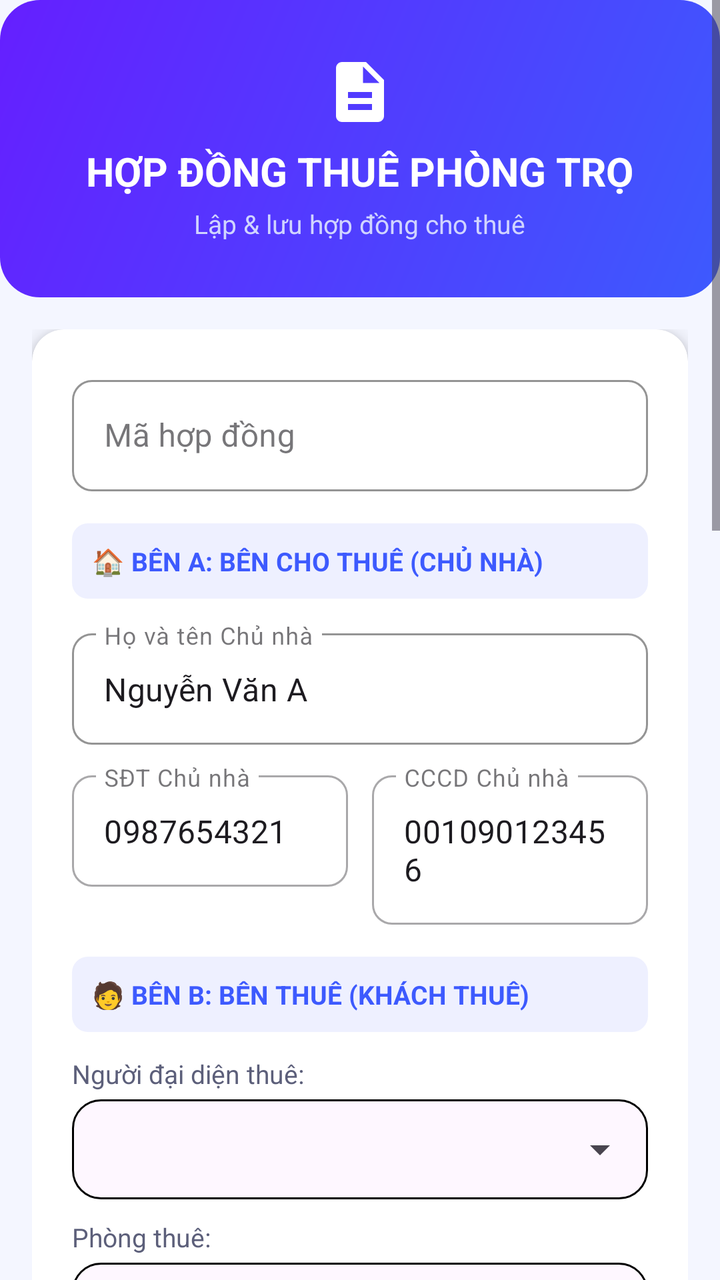
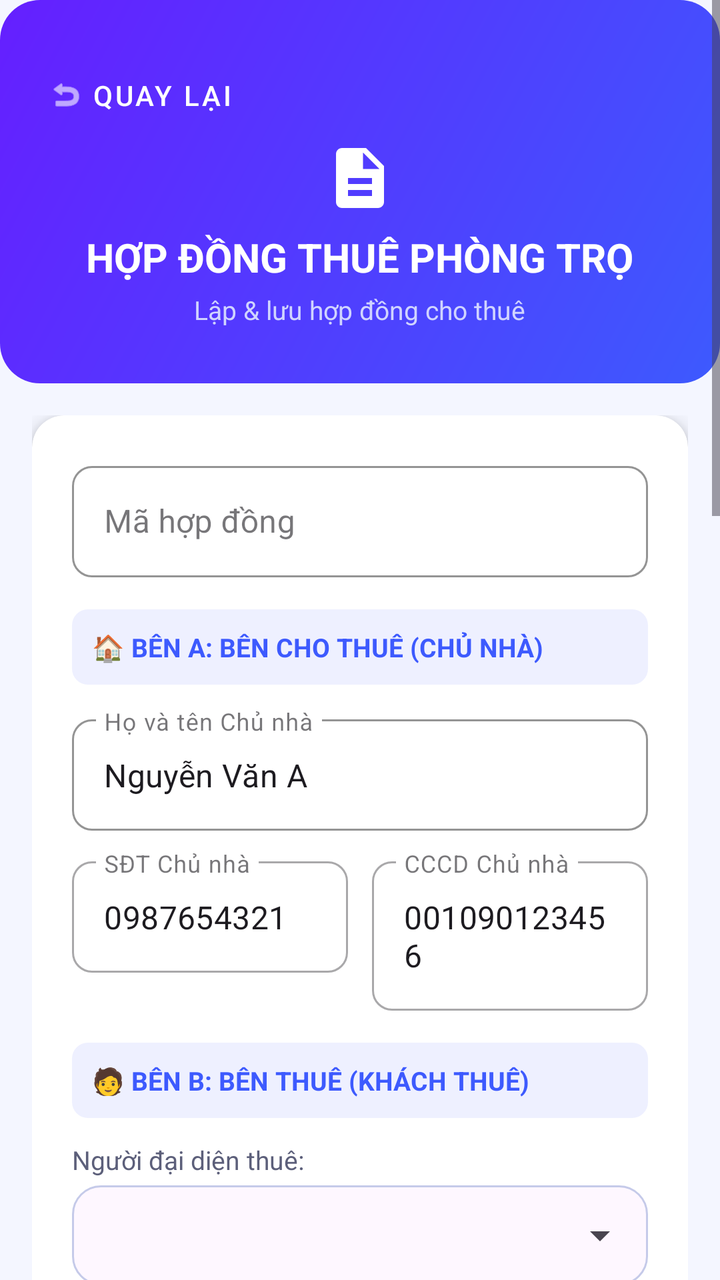

Two renders of the same Android screen: before a commit and after it. Below are the layout's source before the change and the commit's diff.
<!-- AndroidManifest.xml: application theme Theme.Detai1 -->
<!-- res/layout/giaodienhopdong.xml -->
<?xml version="1.0" encoding="utf-8"?>
<ScrollView xmlns:android="http://schemas.android.com/apk/res/android"
    xmlns:app="http://schemas.android.com/apk/res-auto"
    android:layout_width="match_parent"
    android:layout_height="match_parent"
    android:background="@color/bg_page">

    <LinearLayout
        android:layout_width="match_parent"
        android:layout_height="wrap_content"
        android:orientation="vertical">

        
        <LinearLayout
            android:layout_width="match_parent"
            android:layout_height="wrap_content"
            android:orientation="vertical"
            android:gravity="center"
            android:background="@drawable/bg_header_card_gradient"
            android:paddingHorizontal="20dp"
            android:paddingTop="28dp"
            android:paddingBottom="28dp">

            <ImageView
                android:layout_width="36dp"
                android:layout_height="36dp"
                android:src="@drawable/ic_contract"
                app:tint="#FFFFFF"
                android:layout_marginBottom="8dp"/>

            <TextView
                android:layout_width="wrap_content"
                android:layout_height="wrap_content"
                android:text="HỢP ĐỒNG THUÊ PHÒNG TRỌ"
                android:textSize="20sp"
                android:textStyle="bold"
                android:textColor="#FFFFFF"/>

            <TextView
                android:layout_width="wrap_content"
                android:layout_height="wrap_content"
                android:text="Lập &amp; lưu hợp đồng cho thuê"
                android:textSize="13sp"
                android:textColor="#D0D4FF"
                android:layout_marginTop="4dp"/>
        </LinearLayout>

        <LinearLayout
            android:layout_width="match_parent"
            android:layout_height="wrap_content"
            android:orientation="vertical"
            android:padding="16dp">

            
            <androidx.cardview.widget.CardView
                android:layout_width="match_parent"
                android:layout_height="wrap_content"
                app:cardCornerRadius="16dp"
                app:cardElevation="6dp"
                android:layout_marginBottom="16dp"
                app:cardBackgroundColor="@color/bg_card">

                <LinearLayout
                    android:layout_width="match_parent"
                    android:layout_height="wrap_content"
                    android:orientation="vertical"
                    android:padding="20dp">

                    <com.google.android.material.textfield.TextInputLayout
                        style="@style/Widget.MaterialComponents.TextInputLayout.OutlinedBox"
                        android:layout_width="match_parent"
                        android:layout_height="wrap_content"
                        android:layout_marginBottom="16dp"
                        android:hint="Mã hợp đồng"
                        app:boxCornerRadiusTopStart="10dp"
                        app:boxCornerRadiusTopEnd="10dp"
                        app:boxCornerRadiusBottomStart="10dp"
                        app:boxCornerRadiusBottomEnd="10dp"
                        app:boxStrokeColor="@color/primary">

                        <com.google.android.material.textfield.TextInputEditText
                            android:id="@+id/txtmahopdong"
                            android:layout_width="match_parent"
                            android:layout_height="wrap_content"/>
                    </com.google.android.material.textfield.TextInputLayout>

                    
                    <LinearLayout
                        android:layout_width="match_parent"
                        android:layout_height="wrap_content"
                        android:orientation="horizontal"
                        android:gravity="center_vertical"
                        android:background="@drawable/bg_section_header"
                        android:padding="10dp"
                        android:layout_marginBottom="12dp">

                        <TextView
                            android:layout_width="wrap_content"
                            android:layout_height="wrap_content"
                            android:text="🏠 BÊN A: BÊN CHO THUÊ (CHỦ NHÀ)"
                            android:textStyle="bold"
                            android:textColor="@color/primary"
                            android:textSize="13sp"/>
                    </LinearLayout>

                    <com.google.android.material.textfield.TextInputLayout
                        style="@style/Widget.MaterialComponents.TextInputLayout.OutlinedBox"
                        android:layout_width="match_parent"
                        android:layout_height="wrap_content"
                        android:layout_marginBottom="10dp"
                        android:hint="Họ và tên Chủ nhà"
                        app:boxCornerRadiusTopStart="10dp"
                        app:boxCornerRadiusTopEnd="10dp"
                        app:boxCornerRadiusBottomStart="10dp"
                        app:boxCornerRadiusBottomEnd="10dp"
                        app:boxStrokeColor="@color/primary">

                        <com.google.android.material.textfield.TextInputEditText
                            android:id="@+id/txttenchunha"
                            android:layout_width="match_parent"
                            android:layout_height="wrap_content"
                            android:text="Nguyễn Văn A"/>
                    </com.google.android.material.textfield.TextInputLayout>

                    <LinearLayout
                        android:layout_width="match_parent"
                        android:layout_height="wrap_content"
                        android:orientation="horizontal"
                        android:layout_marginBottom="16dp">

                        <com.google.android.material.textfield.TextInputLayout
                            style="@style/Widget.MaterialComponents.TextInputLayout.OutlinedBox"
                            android:layout_width="0dp"
                            android:layout_height="wrap_content"
                            android:layout_weight="1"
                            android:layout_marginEnd="6dp"
                            android:hint="SĐT Chủ nhà"
                            app:boxCornerRadiusTopStart="10dp"
                            app:boxCornerRadiusTopEnd="10dp"
                            app:boxCornerRadiusBottomStart="10dp"
                            app:boxCornerRadiusBottomEnd="10dp">

                            <com.google.android.material.textfield.TextInputEditText
                                android:id="@+id/txtsdtchunha"
                                android:layout_width="match_parent"
                                android:layout_height="wrap_content"
                                android:text="0987654321"/>
                        </com.google.android.material.textfield.TextInputLayout>

                        <com.google.android.material.textfield.TextInputLayout
                            style="@style/Widget.MaterialComponents.TextInputLayout.OutlinedBox"
                            android:layout_width="0dp"
                            android:layout_height="wrap_content"
                            android:layout_weight="1"
                            android:layout_marginStart="6dp"
                            android:hint="CCCD Chủ nhà"
                            app:boxCornerRadiusTopStart="10dp"
                            app:boxCornerRadiusTopEnd="10dp"
                            app:boxCornerRadiusBottomStart="10dp"
                            app:boxCornerRadiusBottomEnd="10dp">

                            <com.google.android.material.textfield.TextInputEditText
                                android:id="@+id/txtcccdchunha"
                                android:layout_width="match_parent"
                                android:layout_height="wrap_content"
                                android:text="001090123456"/>
                        </com.google.android.material.textfield.TextInputLayout>
                    </LinearLayout>

                    
                    <LinearLayout
                        android:layout_width="match_parent"
                        android:layout_height="wrap_content"
                        android:orientation="horizontal"
                        android:gravity="center_vertical"
                        android:background="@drawable/bg_section_header"
                        android:padding="10dp"
                        android:layout_marginBottom="12dp">

                        <TextView
                            android:layout_width="wrap_content"
                            android:layout_height="wrap_content"
                            android:text="🧑 BÊN B: BÊN THUÊ (KHÁCH THUÊ)"
                            android:textStyle="bold"
                            android:textColor="@color/primary"
                            android:textSize="13sp"/>
                    </LinearLayout>

                    <TextView
                        android:layout_width="wrap_content"
                        android:layout_height="wrap_content"
                        android:text="Người đại diện thuê:"
                        android:textColor="@color/text_secondary"
                        android:textSize="13sp"
                        android:layout_marginBottom="4dp"/>

                    <Spinner
                        android:id="@+id/spnnguoidaidien"
                        android:layout_width="match_parent"
                        android:layout_height="50dp"
                        android:background="@drawable/bg_spinner"
                        android:layout_marginBottom="10dp"/>

                    <TextView
                        android:layout_width="wrap_content"
                        android:layout_height="wrap_content"
                        android:text="Phòng thuê:"
                        android:textColor="@color/text_secondary"
                        android:textSize="13sp"
                        android:layout_marginBottom="4dp"/>

                    <Spinner
                        android:id="@+id/spnphongthue"
                        android:layout_width="match_parent"
                        android:layout_height="50dp"
                        android:background="@drawable/bg_spinner"
                        android:layout_marginBottom="10dp"/>

                    <com.google.android.material.textfield.TextInputLayout
                        style="@style/Widget.MaterialComponents.TextInputLayout.OutlinedBox"
                        android:layout_width="match_parent"
                        android:layout_height="wrap_content"
                        android:layout_marginBottom="16dp"
                        android:hint="Người ở cùng (tùy chọn)"
                        app:boxCornerRadiusTopStart="10dp"
                        app:boxCornerRadiusTopEnd="10dp"
                        app:boxCornerRadiusBottomStart="10dp"
                        app:boxCornerRadiusBottomEnd="10dp">

                        <com.google.android.material.textfield.TextInputEditText
                            android:id="@+id/txtnguoiocung"
                            android:layout_width="match_parent"
                            android:layout_height="wrap_content"/>
                    </com.google.android.material.textfield.TextInputLayout>

                    
                    <LinearLayout
                        android:layout_width="match_parent"
                        android:layout_height="wrap_content"
                        android:orientation="horizontal"
                        android:gravity="center_vertical"
                        android:background="@drawable/bg_section_header"
                        android:padding="10dp"
                        android:layout_marginBottom="12dp">

                        <TextView
                            android:layout_width="wrap_content"
                            android:layout_height="wrap_content"
                            android:text="📋 THỜI GIAN &amp; ĐIỀU KHOẢN"
                            android:textStyle="bold"
                            android:textColor="@color/primary"
                            android:textSize="13sp"/>
                    </LinearLayout>

                    <LinearLayout
                        android:layout_width="match_parent"
                        android:layout_height="wrap_content"
                        android:orientation="horizontal"
                        android:layout_marginBottom="10dp">

                        <com.google.android.material.textfield.TextInputLayout
                            style="@style/Widget.MaterialComponents.TextInputLayout.OutlinedBox"
                            android:layout_width="0dp"
                            android:layout_height="wrap_content"
                            android:layout_weight="1"
                            android:layout_marginEnd="6dp"
                            android:hint="Ngày bắt đầu"
                            app:boxCornerRadiusTopStart="10dp"
                            app:boxCornerRadiusTopEnd="10dp"
                            app:boxCornerRadiusBottomStart="10dp"
                            app:boxCornerRadiusBottomEnd="10dp">

                            <com.google.android.material.textfield.TextInputEditText
                                android:id="@+id/txtngaybatdau"
                                android:layout_width="match_parent"
                                android:layout_height="wrap_content"/>
                        </com.google.android.material.textfield.TextInputLayout>

                        <com.google.android.material.textfield.TextInputLayout
                            style="@style/Widget.MaterialComponents.TextInputLayout.OutlinedBox"
                            android:layout_width="0dp"
                            android:layout_height="wrap_content"
                            android:layout_weight="1"
                            android:layout_marginStart="6dp"
                            android:hint="Ngày kết thúc"
                            app:boxCornerRadiusTopStart="10dp"
                            app:boxCornerRadiusTopEnd="10dp"
                            app:boxCornerRadiusBottomStart="10dp"
                            app:boxCornerRadiusBottomEnd="10dp">

                            <com.google.android.material.textfield.TextInputEditText
                                android:id="@+id/txtngayketthuc"
                                android:layout_width="match_parent"
                                android:layout_height="wrap_content"/>
                        </com.google.android.material.textfield.TextInputLayout>
                    </LinearLayout>

                    <LinearLayout
                        android:layout_width="match_parent"
                        android:layout_height="wrap_content"
                        android:orientation="horizontal"
                        android:layout_marginBottom="10dp">

                        <com.google.android.material.textfield.TextInputLayout
                            style="@style/Widget.MaterialComponents.TextInputLayout.OutlinedBox"
                            android:layout_width="0dp"
                            android:layout_height="wrap_content"
                            android:layout_weight="1"
                            android:layout_marginEnd="6dp"
                            android:hint="Giá thuê hàng tháng"
                            app:boxCornerRadiusTopStart="10dp"
                            app:boxCornerRadiusTopEnd="10dp"
                            app:boxCornerRadiusBottomStart="10dp"
                            app:boxCornerRadiusBottomEnd="10dp">

                            <com.google.android.material.textfield.TextInputEditText
                                android:id="@+id/txtgiathue"
                                android:layout_width="match_parent"
                                android:layout_height="wrap_content"
                                android:inputType="numberDecimal"/>
                        </com.google.android.material.textfield.TextInputLayout>

                        <com.google.android.material.textfield.TextInputLayout
                            style="@style/Widget.MaterialComponents.TextInputLayout.OutlinedBox"
                            android:layout_width="0dp"
                            android:layout_height="wrap_content"
                            android:layout_weight="1"
                            android:layout_marginStart="6dp"
                            android:hint="Tiền đặt cọc"
                            app:boxCornerRadiusTopStart="10dp"
                            app:boxCornerRadiusTopEnd="10dp"
                            app:boxCornerRadiusBottomStart="10dp"
                            app:boxCornerRadiusBottomEnd="10dp">

                            <com.google.android.material.textfield.TextInputEditText
                                android:id="@+id/txttiencoc"
                                android:layout_width="match_parent"
                                android:layout_height="wrap_content"
                                android:inputType="numberDecimal"/>
                        </com.google.android.material.textfield.TextInputLayout>
                    </LinearLayout>

                    <LinearLayout
                        android:layout_width="match_parent"
                        android:layout_height="wrap_content"
                        android:orientation="horizontal"
                        android:layout_marginBottom="10dp">

                        <com.google.android.material.textfield.TextInputLayout
                            style="@style/Widget.MaterialComponents.TextInputLayout.OutlinedBox"
                            android:layout_width="0dp"
                            android:layout_height="wrap_content"
                            android:layout_weight="1"
                            android:layout_marginEnd="6dp"
                            android:hint="Ngày đóng hàng tháng"
                            app:boxCornerRadiusTopStart="10dp"
                            app:boxCornerRadiusTopEnd="10dp"
                            app:boxCornerRadiusBottomStart="10dp"
                            app:boxCornerRadiusBottomEnd="10dp">

                            <com.google.android.material.textfield.TextInputEditText
                                android:id="@+id/txtngaythanhtoanhangthang"
                                android:layout_width="match_parent"
                                android:layout_height="wrap_content"
                                android:inputType="number"/>
                        </com.google.android.material.textfield.TextInputLayout>

                        <com.google.android.material.textfield.TextInputLayout
                            style="@style/Widget.MaterialComponents.TextInputLayout.OutlinedBox"
                            android:layout_width="0dp"
                            android:layout_height="wrap_content"
                            android:layout_weight="1"
                            android:layout_marginStart="6dp"
                            android:hint="Ngày đóng kỳ 1"
                            app:boxCornerRadiusTopStart="10dp"
                            app:boxCornerRadiusTopEnd="10dp"
                            app:boxCornerRadiusBottomStart="10dp"
                            app:boxCornerRadiusBottomEnd="10dp">

                            <com.google.android.material.textfield.TextInputEditText
                                android:id="@+id/txtngaythanhtoandautien"
                                android:layout_width="match_parent"
                                android:layout_height="wrap_content"/>
                        </com.google.android.material.textfield.TextInputLayout>
                    </LinearLayout>

                    <com.google.android.material.textfield.TextInputLayout
                        style="@style/Widget.MaterialComponents.TextInputLayout.OutlinedBox"
                        android:layout_width="match_parent"
                        android:layout_height="wrap_content"
                        android:layout_marginBottom="20dp"
                        android:hint="Ghi chú / Điều khoản thêm"
                        app:boxCornerRadiusTopStart="10dp"
                        app:boxCornerRadiusTopEnd="10dp"
                        app:boxCornerRadiusBottomStart="10dp"
                        app:boxCornerRadiusBottomEnd="10dp">

                        <com.google.android.material.textfield.TextInputEditText
                            android:id="@+id/txtghichu"
                            android:layout_width="match_parent"
                            android:layout_height="wrap_content"/>
                    </com.google.android.material.textfield.TextInputLayout>

                    <Button
                        android:id="@+id/btntaohoadon"
                        android:layout_width="match_parent"
                        android:layout_height="52dp"
                        android:text="💾 LƯU HỢP ĐỒNG"
                        android:textColor="#FFFFFF"
                        android:textSize="16sp"
                        android:textStyle="bold"
                        android:background="@drawable/btn_green_rounded"
                        android:stateListAnimator="@null"/>
                </LinearLayout>
            </androidx.cardview.widget.CardView>

            
            <LinearLayout
                android:layout_width="match_parent"
                android:layout_height="wrap_content"
                android:orientation="horizontal"
                android:gravity="center_vertical"
                android:background="@drawable/bg_section_header"
                android:padding="10dp"
                android:layout_marginBottom="8dp">

                <ImageView
                    android:layout_width="16dp"
                    android:layout_height="16dp"
                    android:src="@drawable/ic_contract"
                    app:tint="@color/primary"
                    android:layout_marginEnd="8dp"/>

                <TextView
                    android:layout_width="match_parent"
                    android:layout_height="wrap_content"
                    android:text="Danh Sách Hợp Đồng Đã Ký"
                    android:textSize="15sp"
                    android:textStyle="bold"
                    android:textColor="@color/text_primary"/>
            </LinearLayout>

            <ListView
                android:id="@+id/lvhopdong"
                android:layout_width="match_parent"
                android:layout_height="280dp"
                android:background="@color/bg_card"
                android:divider="@color/divider"
                android:dividerHeight="1dp"/>

        </LinearLayout>
    </LinearLayout>
</ScrollView>
<!-- resources referenced by this layout -->
<resources>
  <color name="bg_card">#FFFFFF</color>
  <color name="bg_page">#F4F6FF</color>
  <color name="divider">#E8EAFF</color>
  <color name="primary">#3D5AFE</color>
  <color name="text_primary">#1A1A2E</color>
  <color name="text_secondary">#5C5F7A</color>
  <!-- drawable bg_header_card_gradient (drawable) -->
  <?xml version="1.0" encoding="utf-8"?>
  <shape xmlns:android="http://schemas.android.com/apk/res/android"
      android:shape="rectangle">
      <gradient
          android:startColor="#3D5AFE"
          android:endColor="#651FFF"
          android:angle="135"
          android:type="linear"/>
      <corners android:radius="20dp"/>
  </shape>
  <!-- drawable bg_section_header (drawable) -->
  <?xml version="1.0" encoding="utf-8"?>
  <shape xmlns:android="http://schemas.android.com/apk/res/android"
      android:shape="rectangle">
      <solid android:color="#EEF0FF"/>
      <corners android:radius="8dp"/>
  </shape>
  <!-- drawable bg_spinner (drawable) -->
  <?xml version="1.0" encoding="utf-8"?>
  <layer-list xmlns:android="http://schemas.android.com/apk/res/android">
      <item>
          <shape android:shape="rectangle">
              <solid android:color="?attr/colorSurface" />
              <stroke
                  android:width="1dp"
                  android:color="@color/app_outline_strong" />
              <corners android:radius="14dp" />
          </shape>
      </item>
      <item
          android:width="24dp"
          android:height="24dp"
          android:right="12dp"
          android:gravity="end|center_vertical"
          android:drawable="@drawable/ic_arrow_drop_down_tinted" />
  </layer-list>
  <!-- drawable btn_green_rounded (drawable) -->
  <?xml version="1.0" encoding="utf-8"?>
  <shape xmlns:android="http://schemas.android.com/apk/res/android"
      android:shape="rectangle">
      <gradient
          android:startColor="#00C853"
          android:endColor="#00897B"
          android:angle="135"/>
      <corners android:radius="12dp"/>
  </shape>
  <!-- drawable ic_contract (drawable) -->
  <?xml version="1.0" encoding="utf-8"?>
  <vector xmlns:android="http://schemas.android.com/apk/res/android"
      android:width="24dp"
      android:height="24dp"
      android:viewportWidth="24"
      android:viewportHeight="24">
      <path
          android:fillColor="#FF000000"
          android:pathData="M14,2H6c-1.1,0 -1.99,0.9 -1.99,2L4,20c0,1.1 0.89,2 1.99,2H18c1.1,0 2,-0.9 2,-2V8l-6,-6zM16,18H8v-2h8v2zM16,14H8v-2h8v2zM13,9V3.5L18.5,9H13z" />
  </vector>
  <style name="Theme.Detai1" parent="Base.Theme.Detai1" />
  <color name="app_outline_strong">#5F726E</color>
  <!-- drawable ic_arrow_drop_down_tinted (drawable) -->
  <?xml version="1.0" encoding="utf-8"?>
  <vector xmlns:android="http://schemas.android.com/apk/res/android"
      android:width="24dp"
      android:height="24dp"
      android:viewportWidth="24"
      android:viewportHeight="24"
      android:tint="?attr/colorOnSurfaceVariant">
      <path
          android:fillColor="#FF000000"
          android:pathData="M7,10l5,5 5,-5z" />
  </vector>
  <style name="Base.Theme.Detai1" parent="Theme.Material3.DayNight.NoActionBar">
          
          
      </style>
</resources>

<!-- the commit's change to res/layout/giaodienhopdong.xml (unified diff, before → after) -->
@@ -21,6 +21,22 @@
             android:paddingTop="28dp"
             android:paddingBottom="28dp">
 
+            <com.google.android.material.button.MaterialButton
+                android:id="@+id/btnQuayLaiHopDong"
+                style="@style/Widget.MaterialComponents.Button.TextButton"
+                android:layout_width="wrap_content"
+                android:layout_height="wrap_content"
+                android:text="Quay lại"
+                android:textColor="#FFFFFF"
+                android:textSize="14sp"
+                app:icon="@android:drawable/ic_menu_revert"
+                app:iconTint="#FFFFFF"
+                android:layout_gravity="start"
+                android:minWidth="0dp"
+                android:minHeight="0dp"
+                android:padding="4dp"
+                android:layout_marginBottom="4dp"/>
+
             <ImageView
                 android:layout_width="36dp"
                 android:layout_height="36dp"
<!-- resource entries referenced after the edit -->
@@ -65,7 +65,7 @@
           android:pathData="M14,2H6c-1.1,0 -1.99,0.9 -1.99,2L4,20c0,1.1 0.89,2 1.99,2H18c1.1,0 2,-0.9 2,-2V8l-6,-6zM16,18H8v-2h8v2zM16,14H8v-2h8v2zM13,9V3.5L18.5,9H13z" />
   </vector>
   <style name="Theme.Detai1" parent="Base.Theme.Detai1" />
-  <color name="app_outline_strong">#5F726E</color>
+  <color name="app_outline_strong">#C5CAE9</color>
   <!-- drawable ic_arrow_drop_down_tinted (drawable) -->
   <?xml version="1.0" encoding="utf-8"?>
   <vector xmlns:android="http://schemas.android.com/apk/res/android"
